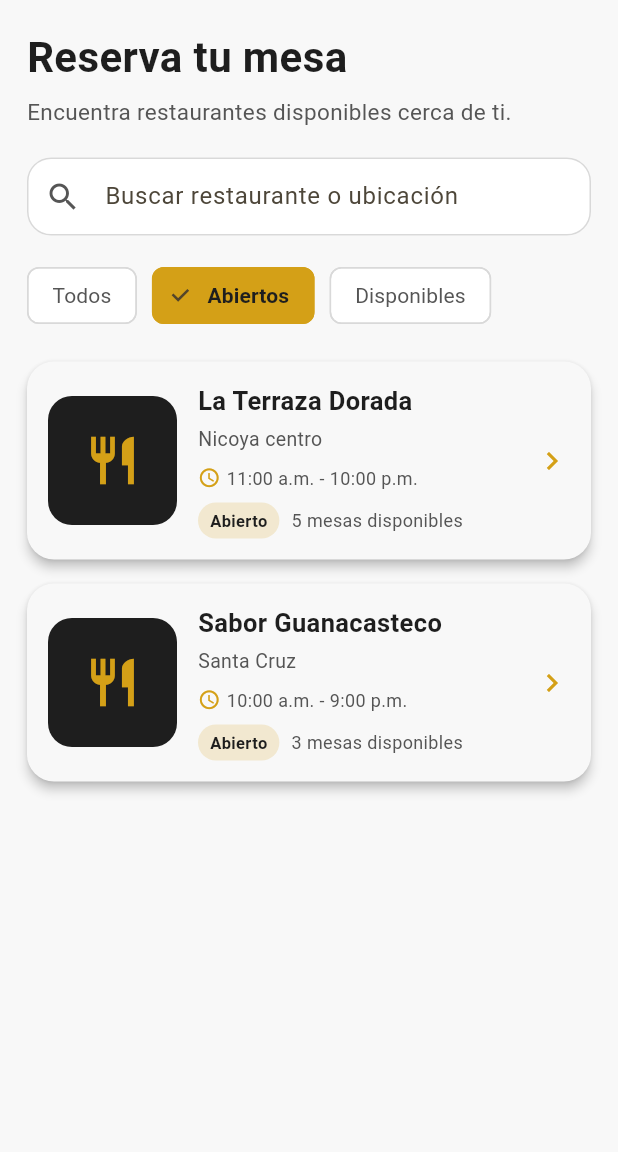
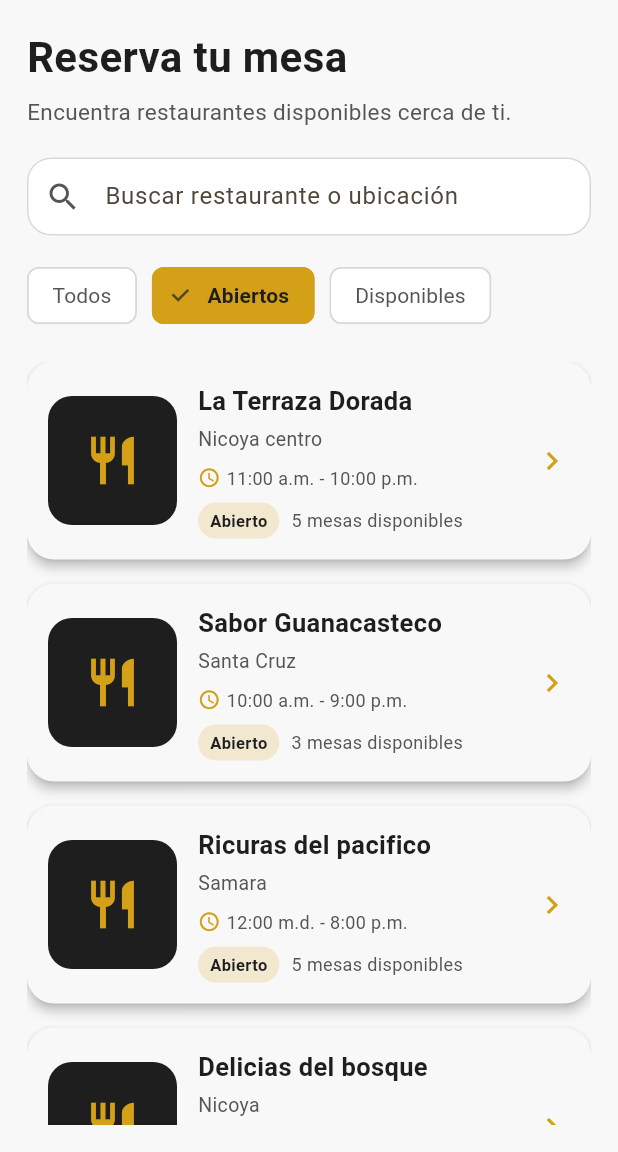
Before and after one commit to 11Axel11/frontend-moviles, a Flutter app: the screen it shows after launch, after a tap on "Abiertos", on a phone screen of 412 x 824 dp, the part 84-1236 px from its top. Run offline on Flutter 3.47's test engine with Material 3 defaults, Android fonts, the phone set to English and light mode, and no system bars; our stand-ins replace flutter_local_notifications.

Commit message:
mas restaurantes

```diff
--- a/lib/modules/restaurantes/data/restaurantes_mock_data.dart
+++ b/lib/modules/restaurantes/data/restaurantes_mock_data.dart
@@ -34,4 +34,26 @@ const List<Restaurante> restaurantesMock = [
     calificacion: 4.4,
     abierto: false,
   ),
+  Restaurante(
+    id: 4,
+    nombre: 'Ricuras del pacifico',
+    ubicacion: 'Samara',
+    descripcion: 'Restaurante de comida regional y mariscos.',
+    horario: '12:00 m.d. - 8:00 p.m.',
+    categoria: 'playero',
+    mesasDisponibles: 5,
+    calificacion: 4.3,
+    abierto: true,
+  ),
+  Restaurante(
+    id: 5,
+    nombre: 'Delicias del bosque',
+    ubicacion: 'Nicoya',
+    descripcion: 'Restaurante de comidas tipicas hechas tradicionalmente',
+    horario: '8:00 a.m. - 4:00 p.m.',
+    categoria: 'Tipico',
+    mesasDisponibles: 0,
+    calificacion: 4.5,
+    abierto: true,
+  ),
 ];
```
